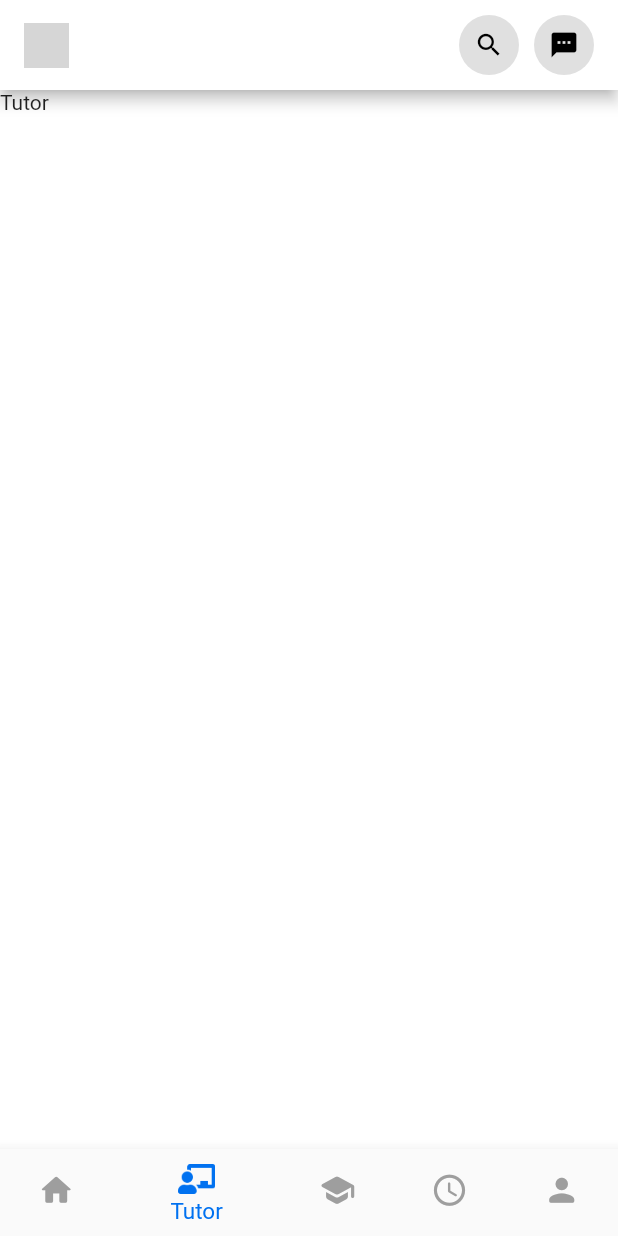
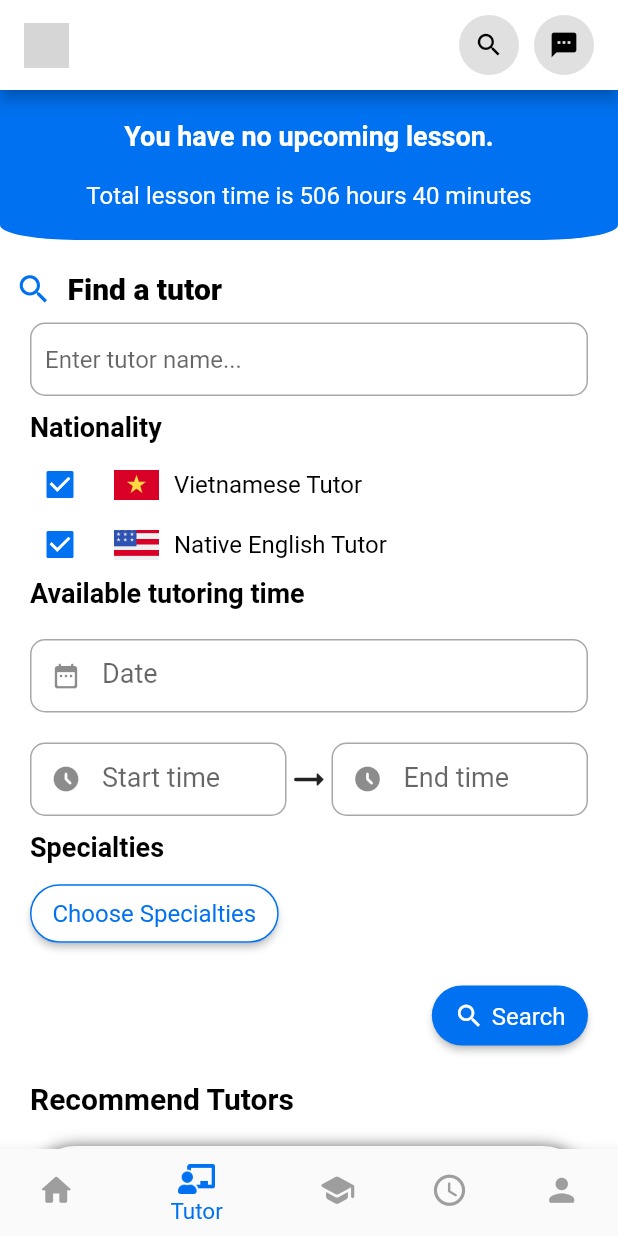
Before and after one commit to Dat-TG/LetTutor, a Flutter app: the screen it shows after launch, item 2 of the bottom bar chosen, on a phone screen of 412 x 824 dp. Run offline on Flutter 3.47's test engine with Material 2 defaults, Android fonts, the phone set to English and light mode, and no system bars; our stand-ins replace badges, carousel_slider, flutter_rating_bar; missing offline and left inert: filter_list; grey boxes are pictures that could not be loaded.

Commit message:
tutor screen

```diff
--- a/lib/common/bottom_bar.dart
+++ b/lib/common/bottom_bar.dart
@@ -1,6 +1,7 @@
 import 'package:flutter/material.dart';
 import 'package:let_tutor/common/appbar_main.dart';
 import 'package:let_tutor/presentation/home/home_screen.dart';
+import 'package:let_tutor/presentation/tutor/tutor_screen.dart';
 
 class BottomBar extends StatefulWidget {
   static const String routeName = '/actual-home';
@@ -15,7 +16,7 @@ class _BottomBarState extends State<BottomBar> {
 
   List<Widget> pages = [
     const HomeScreen(),
-    const Text('Tutor'),
+    const TutorScreen(),
     const Text('Courses'),
     const Text('History'),
     const Text('Profile'),
--- /dev/null
+++ b/lib/common/custom_date_picker.dart
@@ -0,0 +1,65 @@
+import 'package:flutter/material.dart';
+
+class CustomDatePicker extends StatefulWidget {
+  final TextEditingController textEditingController;
+  final DateTime minDate;
+  const CustomDatePicker(
+      {super.key, required this.textEditingController, required this.minDate});
+
+  @override
+  State<CustomDatePicker> createState() => _CustomDatePickerState();
+}
+
+class _CustomDatePickerState extends State<CustomDatePicker> {
+  DateTime initDate = DateTime.now();
+  @override
+  Widget build(BuildContext context) {
+    return TextField(
+      readOnly: true,
+      controller: widget.textEditingController,
+      onTap: () async {
+        DateTime? datePicked = await showDatePicker(
+          context: context,
+          initialDate: initDate,
+          firstDate: widget.minDate,
+          lastDate: DateTime(2100),
+        );
+        if (datePicked == null) {
+          return;
+        }
+        setState(() {
+          widget.textEditingController.text =
+              datePicked.toString().split(" ")[0];
+          initDate = datePicked;
+        });
+      },
+      style: const TextStyle(fontSize: 16),
+      keyboardType: TextInputType.emailAddress,
+      textInputAction: TextInputAction.next,
+      decoration: const InputDecoration(
+        labelText: 'Date',
+        labelStyle: TextStyle(
+          fontSize: 18,
+        ),
+        prefixIcon: Icon(
+          Icons.date_range_rounded,
+          size: 20,
+        ),
+        errorText: null,
+        border: OutlineInputBorder(
+          borderRadius: BorderRadius.all(
+            Radius.circular(10),
+          ),
+          borderSide: BorderSide(
+            color: Colors.black54,
+            width: 1,
+          ),
+        ),
+        contentPadding: EdgeInsets.symmetric(
+          horizontal: 5,
+          vertical: 15,
+        ),
+      ),
+    );
+  }
+}
--- /dev/null
+++ b/lib/common/custom_time_picker.dart
@@ -0,0 +1,72 @@
+import 'package:flutter/material.dart';
+
+class CustomTimePicker extends StatefulWidget {
+  final TextEditingController textEditingController;
+  final String label;
+  const CustomTimePicker(
+      {super.key, required this.textEditingController, required this.label});
+
+  @override
+  State<CustomTimePicker> createState() => _CustomTimePickerState();
+}
+
+class _CustomTimePickerState extends State<CustomTimePicker> {
+  TimeOfDay initTime = TimeOfDay.now();
+
+  @override
+  Widget build(BuildContext context) {
+    return TextField(
+      readOnly: true,
+      controller: widget.textEditingController,
+      onTap: () async {
+        TimeOfDay? timePicked = await showTimePicker(
+          context: context,
+          initialTime: initTime,
+          initialEntryMode: TimePickerEntryMode.input,
+          builder: (BuildContext context, Widget? child) {
+            return MediaQuery(
+              data:
+                  MediaQuery.of(context).copyWith(alwaysUse24HourFormat: true),
+              child: child!,
+            );
+          },
+        );
+        if (timePicked == null) {
+          return;
+        }
+        setState(() {
+          widget.textEditingController.text =
+              '${timePicked.hour.toString().padLeft(2, '0')}:${timePicked.minute.toString().padLeft(2, '0')}';
+          initTime = timePicked;
+        });
+      },
+      style: const TextStyle(fontSize: 16),
+      keyboardType: TextInputType.emailAddress,
+      textInputAction: TextInputAction.next,
+      decoration: InputDecoration(
+        labelText: widget.label,
+        labelStyle: const TextStyle(
+          fontSize: 18,
+        ),
+        prefixIcon: const Icon(
+          Icons.access_time_filled_rounded,
+          size: 20,
+        ),
+        errorText: null,
+        border: const OutlineInputBorder(
+          borderRadius: BorderRadius.all(
+            Radius.circular(10),
+          ),
+          borderSide: BorderSide(
+            color: Colors.black54,
+            width: 1,
+          ),
+        ),
+        contentPadding: const EdgeInsets.symmetric(
+          horizontal: 5,
+          vertical: 15,
+        ),
+      ),
+    );
+  }
+}
--- a/lib/presentation/course/widgets/course_card.dart
+++ b/lib/presentation/course/widgets/course_card.dart
@@ -41,6 +41,7 @@ class CourseCard extends StatelessWidget {
           color: Colors.white,
         ),
         width: 250,
+        height: 306,
         child: Column(
           crossAxisAlignment: CrossAxisAlignment.start,
           children: [
--- a/lib/presentation/home/home_screen.dart
+++ b/lib/presentation/home/home_screen.dart
@@ -45,7 +45,7 @@ class HomeScreen extends StatelessWidget {
             options: CarouselOptions(
               height: 326,
               padEnds: false,
-              viewportFraction: 0.8,
+              viewportFraction: 300 / MediaQuery.of(context).size.width + 0.05,
               initialPage: 0,
               enableInfiniteScroll: true,
               reverse: false,
@@ -86,7 +86,7 @@ class HomeScreen extends StatelessWidget {
             ],
             options: CarouselOptions(
               height: 306,
-              viewportFraction: 0.7,
+              viewportFraction: 250 / MediaQuery.of(context).size.width + 0.05,
               padEnds: false,
               initialPage: 0,
               enableInfiniteScroll: true,
--- /dev/null
+++ b/lib/presentation/tutor/tutor_screen.dart
@@ -0,0 +1,98 @@
+import 'package:flutter/material.dart';
+import 'package:let_tutor/presentation/tutor/widgets/tutor_card.dart';
+import 'package:let_tutor/presentation/tutor/widgets/tutor_search.dart';
+import 'package:let_tutor/presentation/tutor/widgets/upcoming_lesson.dart';
+
+class TutorScreen extends StatefulWidget {
+  const TutorScreen({super.key});
+
+  @override
+  State<TutorScreen> createState() => _TutorScreenState();
+}
+
+class _TutorScreenState extends State<TutorScreen> {
+  @override
+  Widget build(BuildContext context) {
+    return SingleChildScrollView(
+      child: Column(
+        crossAxisAlignment: CrossAxisAlignment.start,
+        children: [
+          const UpcomingLesson(),
+          const SizedBox(
+            height: 20,
+          ),
+          Padding(
+            padding: const EdgeInsets.symmetric(
+              horizontal: 10,
+            ),
+            child: Row(
+              children: [
+                Icon(
+                  Icons.search,
+                  size: 25,
+                  color: Theme.of(context).primaryColor,
+                ),
+                const SizedBox(
+                  width: 10,
+                ),
+                const Text(
+                  'Find a tutor',
+                  style: TextStyle(
+                    fontSize: 20,
+                    color: Colors.black,
+                    fontWeight: FontWeight.w900,
+                  ),
+                ),
+              ],
+            ),
+          ),
+          const SizedBox(
+            height: 10,
+          ),
+          const Padding(
+            padding: EdgeInsets.symmetric(horizontal: 20),
+            child: TutorSearch(),
+          ),
+          const SizedBox(
+            height: 20,
+          ),
+          const Padding(
+            padding: EdgeInsets.symmetric(horizontal: 20),
+            child: Text(
+              'Recommend Tutors',
+              style: TextStyle(
+                fontSize: 20,
+                color: Colors.black,
+                fontWeight: FontWeight.w700,
+              ),
+            ),
+          ),
+          const SizedBox(
+            height: 20,
+          ),
+          const Center(
+            child: Padding(
+              padding: EdgeInsets.symmetric(
+                horizontal: 20,
+              ),
+              child: Wrap(
+                spacing: 20,
+                runSpacing: 20,
+                children: [
+                  TutorCard(isExpanded: true),
+                  TutorCard(isExpanded: true),
+                  TutorCard(isExpanded: true),
+                  TutorCard(isExpanded: true),
+                  TutorCard(isExpanded: true),
+                ],
+              ),
+            ),
+          ),
+          const SizedBox(
+            height: 20,
+          ),
+        ],
+      ),
+    );
+  }
+}
--- /dev/null
+++ b/lib/presentation/tutor/widgets/choose_nationality.dart
@@ -0,0 +1,92 @@
+import 'package:flutter/material.dart';
+
+class ChooseNationality extends StatelessWidget {
+  final bool isVN;
+  final bool isEN;
+  final Function setStateVN;
+  final Function setStateEN;
+  const ChooseNationality(
+      {super.key,
+      required this.isVN,
+      required this.isEN,
+      required this.setStateEN,
+      required this.setStateVN});
+
+  @override
+  Widget build(BuildContext context) {
+    return Column(
+      children: [
+        SizedBox(
+          height: 40,
+          child: CheckboxListTile(
+            contentPadding: EdgeInsets.zero,
+            activeColor: Theme.of(context).primaryColor,
+            checkColor: Colors.white,
+            title: Row(
+              mainAxisSize: MainAxisSize.min,
+              crossAxisAlignment: CrossAxisAlignment.center,
+              children: [
+                Image.asset(
+                  'assets/images/vietnam.png',
+                  width: 30,
+                  height: 20,
+                  fit: BoxFit.cover,
+                ),
+                const SizedBox(
+                  width: 10,
+                ),
+                const Text(
+                  'Vietnamese Tutor',
+                  style: TextStyle(
+                    color: Colors.black,
+                    fontSize: 16,
+                  ),
+                )
+              ],
+            ),
+            value: isVN,
+            onChanged: (newValue) {
+              setStateVN(newValue);
+            },
+            controlAffinity: ListTileControlAffinity.leading,
+          ),
+        ),
+        SizedBox(
+          height: 40,
+          child: CheckboxListTile(
+            contentPadding: EdgeInsets.zero,
+            activeColor: Theme.of(context).primaryColor,
+            checkColor: Colors.white,
+            title: Row(
+              mainAxisSize: MainAxisSize.min,
+              crossAxisAlignment: CrossAxisAlignment.center,
+              children: [
+                Image.asset(
+                  'assets/images/united-states.png',
+                  width: 30,
+                  height: 20,
+                  fit: BoxFit.cover,
+                ),
+                const SizedBox(
+                  width: 10,
+                ),
+                const Text(
+                  'Native English Tutor',
+                  style: TextStyle(
+                    color: Colors.black,
+                    fontSize: 16,
+                  ),
+                )
+              ],
+            ),
+            value: isEN,
+            onChanged: (newValue) {
+              setStateEN(newValue);
+            },
+            controlAffinity: ListTileControlAffinity.leading,
+          ),
+        ),
+      ],
+    );
+  }
+}
--- a/lib/presentation/tutor/widgets/tutor_card.dart
+++ b/lib/presentation/tutor/widgets/tutor_card.dart
@@ -4,14 +4,16 @@ import 'package:let_tutor/common/stars.dart';
 import 'package:let_tutor/presentation/tutor/widgets/tutor_tag.dart';
 
 class TutorCard extends StatelessWidget {
-  const TutorCard({super.key});
+  final bool isExpanded;
+  const TutorCard({super.key, this.isExpanded = false});
 
   @override
   Widget build(BuildContext context) {
     return Stack(
       children: [
         Container(
-          width: 300,
+          width: isExpanded ? double.infinity : 300,
+          height: isExpanded ? null : 326,
           padding: const EdgeInsets.symmetric(
             horizontal: 10,
             vertical: 10,
@@ -98,7 +100,21 @@ class TutorCard extends StatelessWidget {
               const SizedBox(
                 height: 10,
               ),
-              Container(
+              isExpanded
+                  ? const Wrap(
+                      direction: Axis.horizontal,
+                      spacing: 10,
+                      runSpacing: 10,
+                      children: [
+                        TutorTag(name: 'English for Business'),
+                        TutorTag(name: 'Conversational'),
+                        TutorTag(name: 'English for Kids'),
+                        TutorTag(name: 'English for Business'),
+                        TutorTag(name: 'Conversational'),
+                        TutorTag(name: 'English for Kids'),
+                      ],
+                    )
+                  : Container(
                       constraints: const BoxConstraints(
                         minHeight: 78,
                         maxHeight: 78,
@@ -138,7 +154,9 @@ class TutorCard extends StatelessWidget {
               const SizedBox(
                 height: 10,
               ),
-              CustomButton(
+              Align(
+                alignment: Alignment.centerRight,
+                child: CustomButton(
                   title: 'Book now',
                   callback: () {},
                   backgroundColor: Colors.white,
@@ -154,6 +172,7 @@ class TutorCard extends StatelessWidget {
                     Icons.perm_contact_calendar_rounded,
                     color: Theme.of(context).primaryColor,
                     size: 20,
+                  ),
                 ),
               )
             ],
--- /dev/null
+++ b/lib/presentation/tutor/widgets/tutor_search.dart
@@ -0,0 +1,179 @@
+import 'package:flutter/material.dart';
+import 'package:let_tutor/common/custom_button.dart';
+import 'package:let_tutor/common/custom_date_picker.dart';
+import 'package:let_tutor/common/custom_time_picker.dart';
+import 'package:let_tutor/presentation/tutor/widgets/choose_nationality.dart';
+import 'package:let_tutor/presentation/tutor/widgets/tutor_tag.dart';
+import 'package:let_tutor/utils/constants.dart';
+import 'package:let_tutor/utils/helpers.dart';
+
+class TutorSearch extends StatefulWidget {
+  const TutorSearch({super.key});
+
+  @override
+  State<TutorSearch> createState() => _TutorSearchState();
+}
+
+class _TutorSearchState extends State<TutorSearch> {
+  bool isVN = true, isEN = true;
+  final TextEditingController dateController = TextEditingController(),
+      startTimeController = TextEditingController(),
+      endTimeController = TextEditingController();
+  List<String> selectedSpecialties = [];
+
+  @override
+  Widget build(BuildContext context) {
+    return Column(
+      crossAxisAlignment: CrossAxisAlignment.start,
+      children: [
+        const TextField(
+          decoration: InputDecoration(
+            hintText: 'Enter tutor name...',
+            border: OutlineInputBorder(
+              borderRadius: BorderRadius.all(
+                Radius.circular(10),
+              ),
+              borderSide: BorderSide(
+                color: Colors.black54,
+                width: 1,
+              ),
+            ),
+            contentPadding: EdgeInsets.symmetric(
+              horizontal: 10,
+              vertical: 15,
+            ),
+          ),
+        ),
+        const SizedBox(
+          height: 10,
+        ),
+        const Text(
+          'Nationality',
+          style: TextStyle(
+            fontSize: 18,
+            color: Colors.black,
+            fontWeight: FontWeight.w700,
+          ),
+        ),
+        ChooseNationality(
+          isVN: isVN,
+          isEN: isEN,
+          setStateEN: (bool newValue) {
+            setState(() {
+              isEN = newValue;
+            });
+          },
+          setStateVN: (bool newValue) {
+            setState(() {
+              isVN = newValue;
+            });
+          },
+        ),
+        const SizedBox(
+          height: 10,
+        ),
+        const Text(
+          'Available tutoring time',
+          style: TextStyle(
+            fontSize: 18,
+            color: Colors.black,
+            fontWeight: FontWeight.w700,
+          ),
+        ),
+        const SizedBox(
+          height: 20,
+        ),
+        CustomDatePicker(
+          textEditingController: dateController,
+          minDate: DateTime.now(),
+        ),
+        const SizedBox(
+          height: 20,
+        ),
+        Row(
+          crossAxisAlignment: CrossAxisAlignment.center,
+          children: [
+            Expanded(
+              child: CustomTimePicker(
+                textEditingController: startTimeController,
+                label: 'Start time',
+              ),
+            ),
+            const Icon(
+              Icons.arrow_right_alt_rounded,
+              size: 30,
+            ),
+            Expanded(
+              child: CustomTimePicker(
+                textEditingController: endTimeController,
+                label: 'End time',
+              ),
+            ),
+          ],
+        ),
+        const SizedBox(
+          height: 10,
+        ),
+        const Text(
+          'Specialties',
+          style: TextStyle(
+            fontSize: 18,
+            color: Colors.black,
+            fontWeight: FontWeight.w700,
+          ),
+        ),
+        const SizedBox(
+          height: 10,
+        ),
+        CustomButton(
+            title: 'Choose Specialties',
+            backgroundColor: Colors.white,
+            titleColor: Theme.of(context).primaryColor,
+            borderColor: Theme.of(context).primaryColor,
+            padding: const EdgeInsets.symmetric(
+              horizontal: 15,
+              vertical: 10,
+            ),
+            callback: () {
+              Helpers.openFilterDialog(
+                  context, AppConstants.specialties, selectedSpecialties,
+                  (List<String> list) {
+                setState(() {
+                  selectedSpecialties = list;
+                });
+              });
+            }),
+        const SizedBox(
+          height: 10,
+        ),
+        Wrap(
+          spacing: 10,
+          runSpacing: 10,
+          children:
+              (selectedSpecialties.length < AppConstants.specialties.length)
+                  ? selectedSpecialties.map((e) => TutorTag(name: e)).toList()
+                  : [const TutorTag(name: 'All')],
+        ),
+        const SizedBox(
+          height: 10,
+        ),
+        Align(
+          alignment: Alignment.centerRight,
+          child: CustomButton(
+            title: 'Search',
+            icon: const Icon(
+              Icons.search,
+              color: Colors.white,
+              size: 20,
+            ),
+            callback: () {},
+            padding: const EdgeInsets.symmetric(
+              horizontal: 15,
+              vertical: 10,
+            ),
+          ),
+        )
+      ],
+    );
+  }
+}
--- /dev/null
+++ b/lib/presentation/tutor/widgets/upcoming_lesson.dart
@@ -0,0 +1,43 @@
+import 'package:flutter/material.dart';
+
+class UpcomingLesson extends StatelessWidget {
+  const UpcomingLesson({super.key});
+
+  @override
+  Widget build(BuildContext context) {
+    return Container(
+      width: double.infinity,
+      padding: const EdgeInsets.symmetric(vertical: 20),
+      decoration: BoxDecoration(
+        color: Theme.of(context).primaryColor,
+        shape: BoxShape.rectangle,
+        borderRadius: const BorderRadius.only(
+          bottomLeft: Radius.elliptical(50, 10),
+          bottomRight: Radius.elliptical(50, 10),
+        ),
+      ),
+      child: const Column(
+        children: [
+          Text(
+            'You have no upcoming lesson.',
+            style: TextStyle(
+              fontSize: 18,
+              color: Colors.white,
+              fontWeight: FontWeight.w700,
+            ),
+          ),
+          SizedBox(
+            height: 20,
+          ),
+          Text(
+            'Total lesson time is 506 hours 40 minutes',
+            style: TextStyle(
+              fontSize: 16,
+              color: Colors.white,
+            ),
+          ),
+        ],
+      ),
+    );
+  }
+}
--- /dev/null
+++ b/lib/utils/constants.dart
@@ -0,0 +1,15 @@
+class AppConstants {
+  static const List<String> specialties = [
+    'English for kids',
+    'English for Business',
+    'Conversational',
+    'STARTERS',
+    'MOVERS',
+    'FLYERS',
+    'KET',
+    'PET',
+    'IELTS',
+    'TOEFL',
+    'TOEIC',
+  ];
+}
--- /dev/null
+++ b/lib/utils/helpers.dart
@@ -0,0 +1,22 @@
+import 'package:filter_list/filter_list.dart';
+import 'package:flutter/material.dart';
+
+class Helpers {
+  static void openFilterDialog(BuildContext context, List<String> list,
+      List<String> selectedList, Function callback) async {
+    await FilterListDialog.display<String>(
+      context,
+      choiceChipLabel: (p0) => p0,
+      listData: list,
+      selectedListData: selectedList,
+      validateSelectedItem: (list, val) => list!.contains(val),
+      onItemSearch: (data, query) {
+        return data.toLowerCase().contains(query.toLowerCase());
+      },
+      onApplyButtonClick: (list) {
+        callback(list);
+        Navigator.pop(context);
+      },
+    );
+  }
+}
--- a/pubspec.yaml
+++ b/pubspec.yaml
@@ -38,6 +38,7 @@ dependencies:
   flutter_rating_bar: ^4.0.1
   carousel_slider: ^4.2.1
   badges: ^3.1.2
+  filter_list: ^1.0.2
 
 dev_dependencies:
   flutter_test:
```
Also changed, not shown: pubspec.lock. Lines whose indentation alone changed are shown as unchanged.
